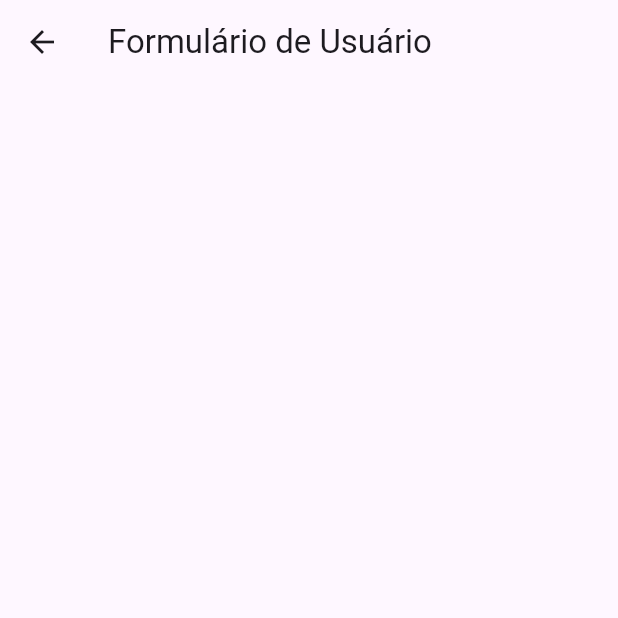
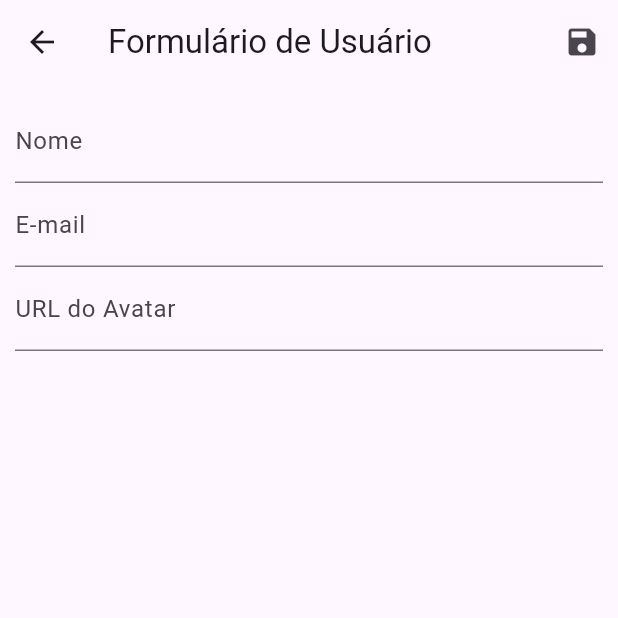
Before and after one commit to lucasSouzaWebDev/flutter-users-crud, a Flutter app: the UserForm screen opened by its route, on a phone screen of 412 x 824 dp, the top half of it. Run offline on Flutter 3.47's test engine with Material 2 defaults, Android fonts, the phone set to English and light mode, and no system bars; network calls fail.

Commit message:
Finished create user

```diff
--- a/lib/views/user_form.dart
+++ b/lib/views/user_form.dart
@@ -1,13 +1,56 @@
 import 'package:flutter/material.dart';
+import 'package:provider/provider.dart';
+import 'package:users_crud/providers/users.dart';
+
+import '../models/user.dart';
 
 class UserForm extends StatelessWidget {
-  const UserForm({super.key});
+  final _form = GlobalKey<FormState>();
+  final Map<String, String> _formData = {};
 
   @override
   Widget build(BuildContext context) {
     return Scaffold(
       appBar: AppBar(
         title: Text('Formulário de Usuário'),
+        actions: <Widget>[
+          IconButton(
+              onPressed: () {
+                _form.currentState?.save();
+                Provider.of<UsersProvider>(context, listen: false).put(User(
+                  id: _formData['id'],
+                  name: _formData['name'].toString(),
+                  email: _formData['email'].toString(),
+                  avatarUrl: _formData['avatarUrl'].toString(),
+                ));
+                Navigator.of(context).pop();
+              },
+              icon: Icon(
+                Icons.save,
+              ))
+        ],
+      ),
+      body: Padding(
+        padding: EdgeInsets.all(10),
+        child: Form(
+          key: _form,
+          child: Column(
+            children: <Widget>[
+              TextFormField(
+                decoration: InputDecoration(labelText: 'Nome'),
+                onSaved: (value) => _formData['name'] = value!,
+              ),
+              TextFormField(
+                decoration: InputDecoration(labelText: 'E-mail'),
+                onSaved: (value) => _formData['email'] = value!,
+              ),
+              TextFormField(
+                decoration: InputDecoration(labelText: 'URL do Avatar'),
+                onSaved: (value) => _formData['avatarUrl'] = value!,
+              ),
+            ],
+          ),
+        ),
       ),
     );
   }
```
